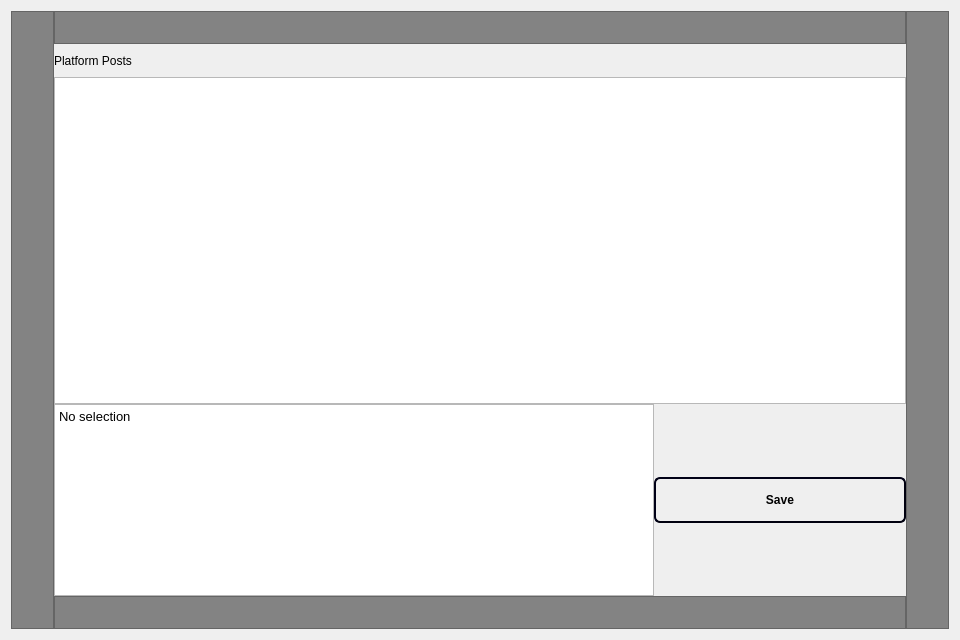
Above: postdialog.ui from StronglogicSolutions/ky_gui before the change. Below: the same form after it.
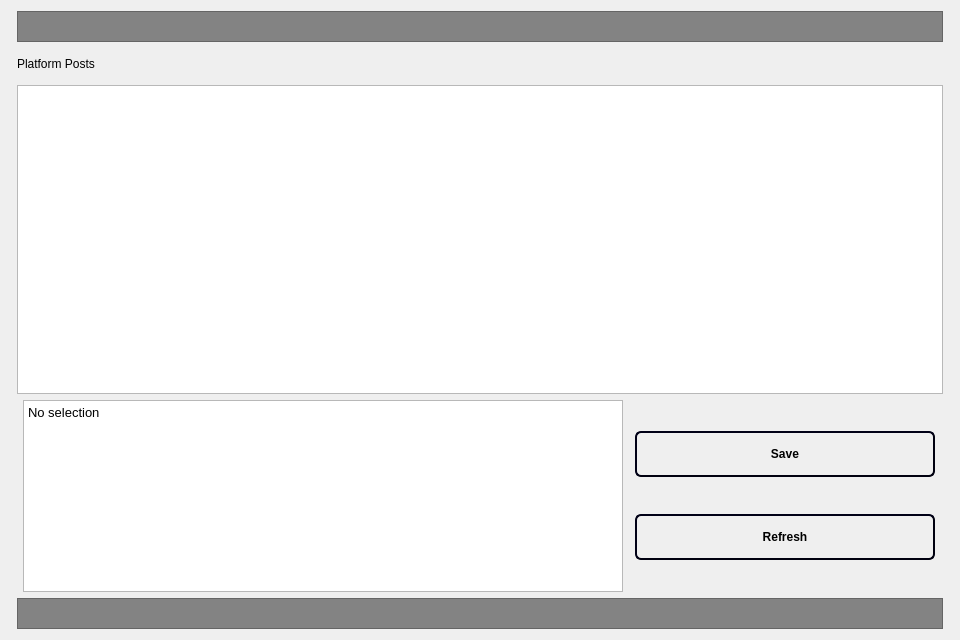
That is the form after the change.

Commit message: adding refresh button to postdialog implementing `removeRows` on the view`s model

```diff
--- a/postdialog.ui
+++ b/postdialog.ui
@@ -15,11 +15,6 @@
   </property>
   <layout class="QGridLayout" name="gridLayout">
    <item row="0" column="0">
-    <layout class="QHBoxLayout" name="horizontalLayout" stretch="1,20,1">
-     <property name="spacing">
-      <number>0</number>
-     </property>
-     <item>
       <widget class="QFrame" name="frame_2">
        <property name="styleSheet">
         <string notr="true">background-color: rgb(131, 131, 131);</string>
@@ -32,7 +27,7 @@
        </property>
       </widget>
      </item>
-     <item>
+   <item row="0" column="1">
       <layout class="QVBoxLayout" name="verticalLayout" stretch="1,1,10,0,1">
        <item>
         <widget class="QFrame" name="frame">
@@ -111,6 +106,8 @@
           </widget>
          </item>
          <item>
+        <layout class="QVBoxLayout" name="verticalLayout_2">
+         <item>
           <widget class="QPushButton" name="save">
            <property name="sizePolicy">
             <sizepolicy hsizetype="Preferred" vsizetype="Fixed">
@@ -149,6 +146,47 @@
            </property>
           </widget>
          </item>
+         <item>
+          <widget class="QPushButton" name="refresh">
+           <property name="sizePolicy">
+            <sizepolicy hsizetype="Preferred" vsizetype="Fixed">
+             <horstretch>0</horstretch>
+             <verstretch>0</verstretch>
+            </sizepolicy>
+           </property>
+           <property name="minimumSize">
+            <size>
+             <width>46</width>
+             <height>46</height>
+            </size>
+           </property>
+           <property name="maximumSize">
+            <size>
+             <width>300</width>
+             <height>16777215</height>
+            </size>
+           </property>
+           <property name="styleSheet">
+            <string notr="true">font: 87 18pt &quot;Noto Sans&quot;;
+color: rgb(0, 0, 0);
+font-weight: 700;
+padding: 4px;
+border-style: outset;
+border-width: 2px;
+border-radius: 6px;
+border-color: #00000f;
+min-width: 1em;
+min-height: 1em;
+padding: 4px;
+opacity: 0.3;</string>
+           </property>
+           <property name="text">
+            <string>Refresh</string>
+           </property>
+          </widget>
+         </item>
+        </layout>
+       </item>
         </layout>
        </item>
        <item>
@@ -166,7 +204,7 @@
        </item>
       </layout>
      </item>
-     <item>
+   <item row="0" column="2">
       <widget class="QFrame" name="frame_3">
        <property name="styleSheet">
         <string notr="true">background-color: rgb(131, 131, 131);</string>
@@ -178,8 +216,6 @@
         <enum>QFrame::Raised</enum>
        </property>
       </widget>
-     </item>
-    </layout>
    </item>
   </layout>
  </widget>
```
Lines whose indentation alone changed are shown as unchanged. The commit also changes 3 other files.
